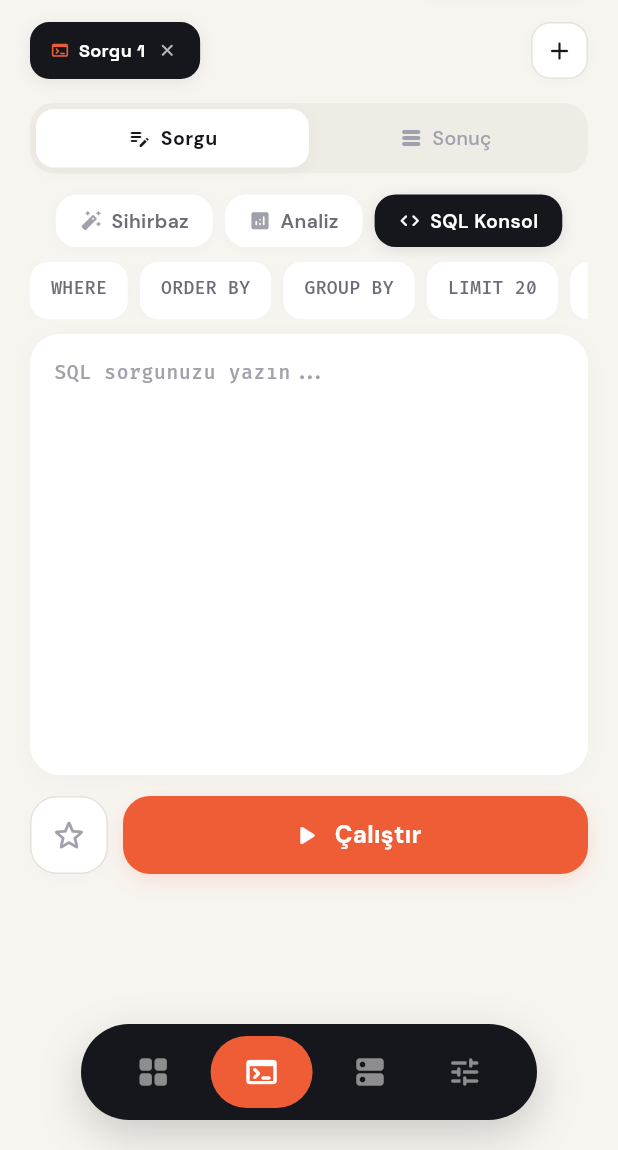
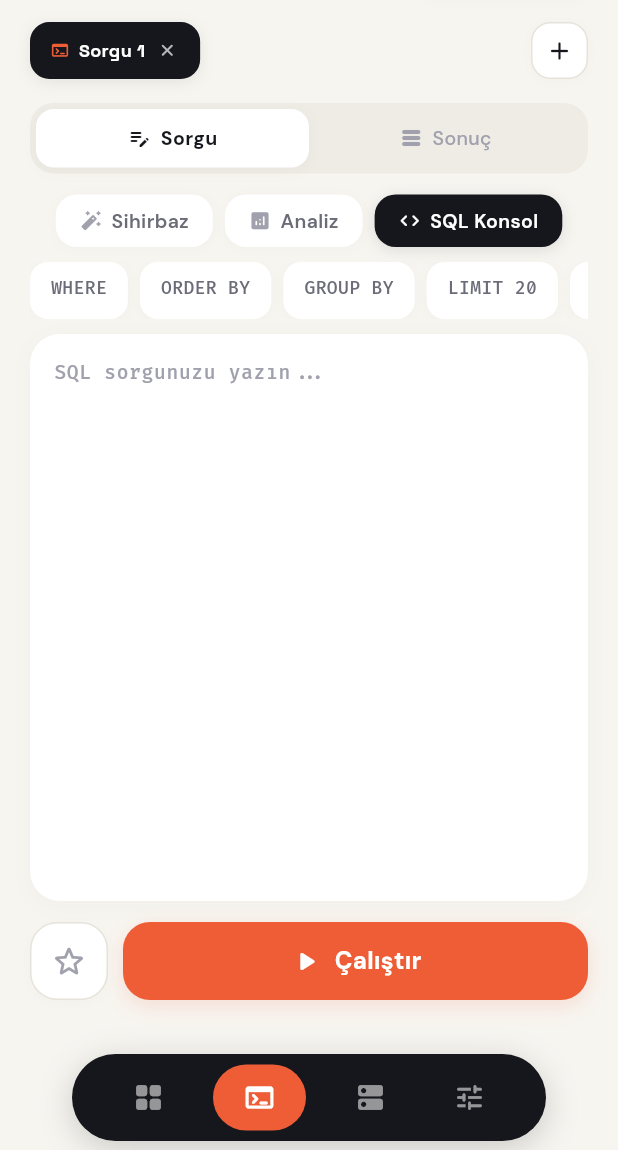
Before and after one commit to bugraozdmr/Vendata, a Flutter app: the screen it shows after launch, item 2 of the bottom bar chosen, on a phone screen of 412 x 824 dp, the part 86-1236 px from its top. Run offline on Flutter 3.47's test engine with Material 3 defaults, Android fonts, the phone set to English and light mode, and no system bars; our stand-ins replace csv, file_picker, fl_chart, flutter_riverpod, google_fonts, share_plus; missing offline and left inert: excel, mysql_client, postgres, sqlite3; accounts and stored records are empty.

Commit message:
simplify navigation layout and clean up app version text across screens

```diff
--- a/lib/presentation/screens/home_screen.dart
+++ b/lib/presentation/screens/home_screen.dart
@@ -62,12 +62,23 @@ class _HomeScreenState extends ConsumerState<HomeScreen> {
     }
 
     return Scaffold(
-      extendBody: true,
-      body: IndexedStack(
-        index: _currentIndex,
-        children: pages,
+      backgroundColor: AppColors.background,
+      body: Stack(
+        children: [
+          Positioned.fill(
+            child: IndexedStack(
+              index: _currentIndex,
+              children: pages,
+            ),
+          ),
+          Positioned(
+            left: 0,
+            right: 0,
+            bottom: 0,
+            child: _buildFloatingBottomNav(context),
+          ),
+        ],
       ),
-      bottomNavigationBar: _buildFloatingBottomNav(context),
     );
   }
 
@@ -155,39 +166,34 @@ class _HomeScreenState extends ConsumerState<HomeScreen> {
   }
 
   Widget _buildFloatingBottomNav(BuildContext context) {
-    final isLandscape = MediaQuery.of(context).orientation == Orientation.landscape;
-
     return SafeArea(
+      top: false,
+      left: false,
+      right: false,
+      bottom: true,
+      minimum: const EdgeInsets.only(bottom: 6),
       child: Container(
-        margin: EdgeInsets.fromLTRB(
-          isLandscape ? 160 : 54,
-          0,
-          isLandscape ? 160 : 54,
-          isLandscape ? 8 : 20,
-        ),
-        height: isLandscape ? 48 : 64,
-        padding: EdgeInsets.symmetric(
-          horizontal: isLandscape ? 8 : 10,
-          vertical: isLandscape ? 4 : 8,
-        ),
+        margin: const EdgeInsets.symmetric(horizontal: 48),
+        height: 58,
+        padding: const EdgeInsets.symmetric(horizontal: 8, vertical: 5),
         decoration: BoxDecoration(
           color: AppColors.primary,
-          borderRadius: BorderRadius.circular(isLandscape ? 24 : 32),
+          borderRadius: BorderRadius.circular(29),
           boxShadow: [
             BoxShadow(
               color: Colors.black.withAlpha(45),
-              blurRadius: isLandscape ? 16 : 24,
-              offset: Offset(0, isLandscape ? 4 : 10),
+              blurRadius: 18,
+              offset: const Offset(0, 5),
             ),
           ],
         ),
         child: Row(
           mainAxisAlignment: MainAxisAlignment.spaceEvenly,
           children: [
-            _buildNavItem(index: 0, icon: Icons.grid_view_rounded, isLandscape: isLandscape),
-            _buildNavItem(index: 1, icon: Icons.terminal_rounded, isLandscape: isLandscape),
-            _buildNavItem(index: 2, icon: Icons.dns_rounded, isLandscape: isLandscape),
-            _buildNavItem(index: 3, icon: Icons.tune_rounded, isLandscape: isLandscape),
+            _buildNavItem(index: 0, icon: Icons.grid_view_rounded),
+            _buildNavItem(index: 1, icon: Icons.terminal_rounded),
+            _buildNavItem(index: 2, icon: Icons.dns_rounded),
+            _buildNavItem(index: 3, icon: Icons.tune_rounded),
           ],
         ),
       ),
@@ -197,7 +203,6 @@ class _HomeScreenState extends ConsumerState<HomeScreen> {
   Widget _buildNavItem({
     required int index,
     required IconData icon,
-    required bool isLandscape,
   }) {
     final isSelected = _currentIndex == index;
 
@@ -217,17 +222,17 @@ class _HomeScreenState extends ConsumerState<HomeScreen> {
       child: AnimatedContainer(
         duration: const Duration(milliseconds: 220),
         curve: Curves.easeOutCubic,
-        width: isSelected ? (isLandscape ? 56 : 68) : (isLandscape ? 42 : 50),
-        height: isLandscape ? 38 : 48,
+        width: isSelected ? 62 : 46,
+        height: 44,
         decoration: BoxDecoration(
           color: isSelected ? AppColors.accent : Colors.transparent,
-          borderRadius: BorderRadius.circular(isLandscape ? 19 : 24),
+          borderRadius: BorderRadius.circular(22),
         ),
         child: Center(
           child: Icon(
             icon,
-            size: isLandscape ? 20 : 24,
-            color: isSelected ? Colors.white : Colors.white.withAlpha(130),
+            size: 22,
+            color: isSelected ? Colors.white : Colors.white.withAlpha(140),
           ),
         ),
       ),
--- a/lib/presentation/screens/settings_screen.dart
+++ b/lib/presentation/screens/settings_screen.dart
@@ -57,13 +57,13 @@ class _SettingsScreenState extends ConsumerState<SettingsScreen> {
               child: Column(
                 children: [
                   Text(
-                    '${AppConfig.appName} Local Studio',
+                    AppConfig.appName,
                     style: GoogleFonts.spaceGrotesk(fontSize: 14, fontWeight: FontWeight.w700, color: AppColors.textPrimary),
                   ),
                   const SizedBox(height: 2),
                   Text(
-                    'v${AppConfig.appVersion} • SQLite 3.5.2 • %100 Çevrimdışı',
-                    style: GoogleFonts.dmSans(fontSize: 11, color: AppColors.textMuted),
+                    'v${AppConfig.appVersion}',
+                    style: GoogleFonts.dmSans(fontSize: 12, fontWeight: FontWeight.w500, color: AppColors.textMuted),
                   ),
                 ],
               ),
--- a/lib/presentation/screens/sql_screen.dart
+++ b/lib/presentation/screens/sql_screen.dart
@@ -1055,6 +1055,7 @@ class _SqlScreenState extends ConsumerState<SqlScreen> {
               const SizedBox(height: 16),
               Text(
                 'Henüz Sorgu Çalıştırılmadı',
+                textAlign: TextAlign.center,
                 style: GoogleFonts.spaceGrotesk(fontSize: 22, fontWeight: FontWeight.w700, color: AppColors.textPrimary),
               ),
               const SizedBox(height: 8),
@@ -1148,6 +1149,7 @@ class _SqlScreenState extends ConsumerState<SqlScreen> {
               const SizedBox(height: 16),
               Text(
                 'Sonuç Yok',
+                textAlign: TextAlign.center,
                 style: GoogleFonts.spaceGrotesk(fontSize: 22, fontWeight: FontWeight.w700, color: AppColors.textPrimary),
               ),
               const SizedBox(height: 8),
@@ -1275,8 +1277,6 @@ class _SqlScreenState extends ConsumerState<SqlScreen> {
         ),
         const Divider(height: 1, color: AppColors.border),
         Expanded(
-          child: Padding(
-            padding: EdgeInsets.only(bottom: isLandscape ? 56 : 80),
           child: currentTab.resultType == 0
               ? DataGridTable(result: result)
               : (currentTab.chartConfig == null
@@ -1295,7 +1295,6 @@ class _SqlScreenState extends ConsumerState<SqlScreen> {
                         });
                       },
                     )),
-          ),
         ),
       ],
     );
```
Also changed, not shown: lib/presentation/screens/splash_screen.dart (+4 -4 lines), lib/presentation/widgets/interactive_chart.dart (+135 -37 lines). Lines whose indentation alone changed are shown as unchanged.
